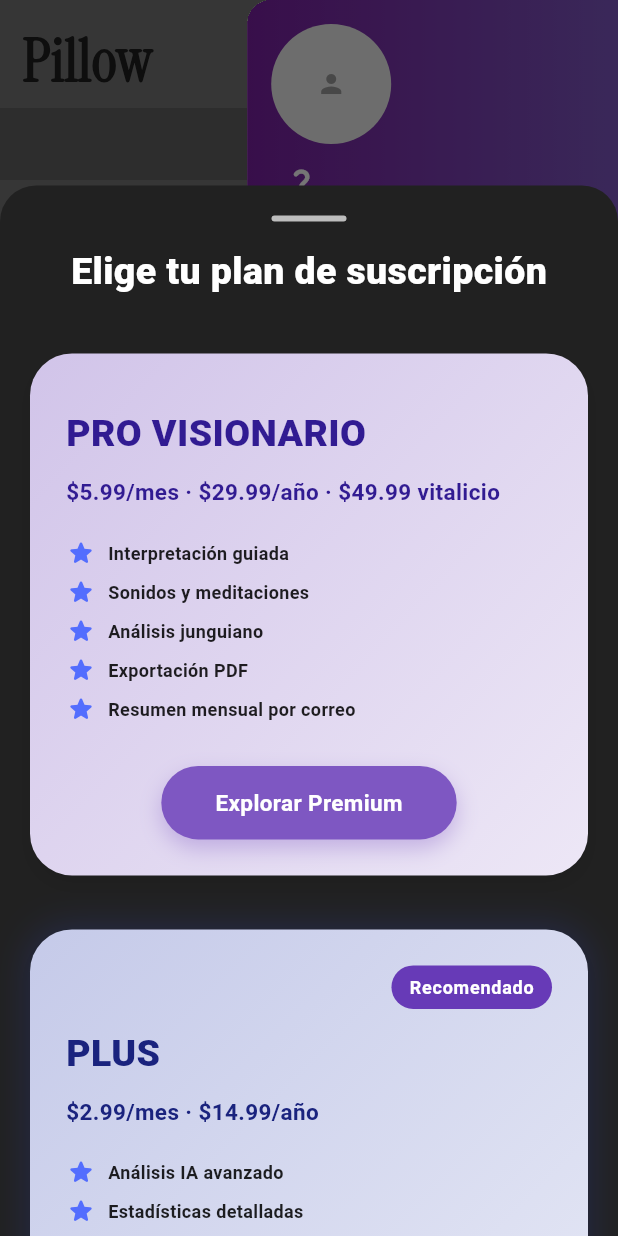
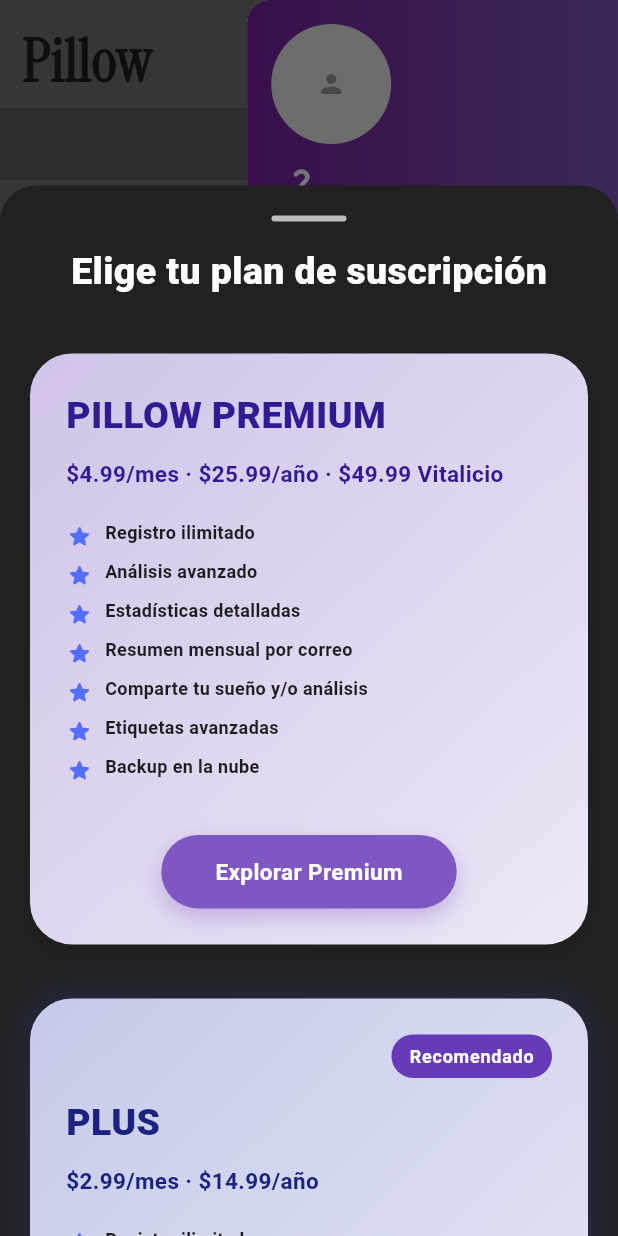
Before and after one commit to Whadyjm/reverie, a Flutter app: the MyHomePage screen opened directly, after a tap on the "person" icon, after a tap on "Premium", on a phone screen of 412 x 824 dp. Run offline on Flutter 3.47's test engine with Material 3 defaults, Android fonts, the phone set to English and light mode, and no system bars; our stand-ins replace animate_do, blur, cloud_firestore, custom_rating_bar, easy_date_timeline, firebase_auth and 7 more; accounts and stored records are empty.

Commit message:
mejoras de UI y actualizacion de premium

```diff
--- a/lib/screens/home_screen.dart
+++ b/lib/screens/home_screen.dart
@@ -753,7 +753,7 @@ class _MyHomePageState extends State<MyHomePage> {
                       const SizedBox(height: 12),
                       GestureDetector(
                         onTap: () async {
-                          setState(() {
+                          /*setState(() {
                             analysisStyle = 'cientifico';
                             analysisStyleProvider.analysisStyle = 'cientifico';
                           });
@@ -764,9 +764,12 @@ class _MyHomePageState extends State<MyHomePage> {
                               .update({'analysisStyle': 'cientifico'});
 
                           final prefs = await SharedPreferences.getInstance();
-                          await prefs.setString('analysisStyle', 'cientifico');
-                        },
-                        child: Card(
+                          await prefs.setString('analysisStyle', 'cientifico')*/
+                          SubscriptionBottomSheet.show(context);
+                        },
+                        child: Stack(
+                          children:[
+                            Card(
                             color:
                             analysisStyleProvider.analysisStyle ==
                                 'cientifico'
@@ -805,6 +808,20 @@ class _MyHomePageState extends State<MyHomePage> {
                                 ],
                               ),
                             ),
+                          ),
+                            Align(
+                              alignment: Alignment.topRight,
+                              child: Container(
+                                height: 30,
+                                width: 50,
+                                decoration: BoxDecoration(
+                                    borderRadius: BorderRadius.circular(10),
+                                    color: Colors.deepPurple.shade700
+                                ),
+                                child: Center(child: Text('Plus', style: RobotoTextStyle.smallTextStyle(Colors.white),)),
+                              ),
+                            )
+                          ],
                         ),
                       ),
 
@@ -1927,15 +1944,13 @@ void _logout(BuildContext context) {
               children: [
                 Text(
                   'Cerrar sesión',
-                  style: Theme.of(
-                    context,
-                  ).textTheme.titleLarge?.copyWith(fontWeight: FontWeight.bold),
+                  style: RobotoTextStyle.titleStyle(Colors.grey.shade800)
                 ),
                 const SizedBox(height: 12),
                 Text(
                   '¿Estás seguro de que quieres cerrar tu sesión?',
                   textAlign: TextAlign.center,
-                  style: Theme.of(context).textTheme.bodyMedium,
+                  style: RobotoTextStyle.smallTextStyle(Colors.grey.shade700)
                 ),
                 const SizedBox(height: 24),
                 Row(
@@ -1955,7 +1970,7 @@ void _logout(BuildContext context) {
                         onPressed: () => Navigator.pop(ctx),
                         child: Text(
                           'Cancelar',
-                          style: Theme.of(context).textTheme.bodyLarge,
+                          style: RobotoTextStyle.smallTextStyle(Colors.grey.shade700)
                         ),
                       ),
                     ),
@@ -1982,17 +1997,17 @@ void _logout(BuildContext context) {
                             (route) => false,
                           );
                         },
-                        child: const Text(
+                        child: Text(
                           'Salir',
-                          style: TextStyle(fontWeight: FontWeight.bold),
-                        ),
-                      ),
-                    ),
-                  ],
-                ),
-              ],
-            ),
-          ),
-        ),
-  );
-}
+                          style: RobotoTextStyle.smallTextStyle(Colors.white)
+                        ),
+                      ),
+                    ),
+                  ],
+                ),
+              ],
+            ),
+          ),
+        ),
+  );
+}
--- a/lib/widgets/dialogs/pricing_dialog.dart
+++ b/lib/widgets/dialogs/pricing_dialog.dart
@@ -1,6 +1,4 @@
 import 'package:flutter/material.dart';
-
-import '../../style/gradients.dart';
 import '../../style/text_style.dart';
 
 class SubscriptionBottomSheet {
@@ -49,18 +47,20 @@ class _BottomSheetContent extends StatelessWidget {
               const SizedBox(height: 24),
               _buildPlanCard(
                 context,
-                title: "Pro Visionario",
-                price: "\$5.99/mes · \$29.99/año · \$49.99 vitalicio",
+                title: "Pillow Premium",
+                price: "\$4.99/mes · \$25.99/año · \$49.99 Vitalicio",
                 gradientColors: [Colors.deepPurple.shade100, Colors.deepPurple.shade50],
                 textColor: Colors.deepPurple.shade900,
                 buttonColor: Colors.deepPurple.shade400,
                 buttonText: "Explorar Premium",
                 features: const [
-                  "Interpretación guiada",
-                  "Sonidos y meditaciones",
-                  "Análisis junguiano",
-                  "Exportación PDF",
+                  "Registro ilimitado",
+                  "Análisis avanzado",
+                  "Estadísticas detalladas",
                   "Resumen mensual por correo",
+                  "Comparte tu sueño y/o análisis",
+                  "Etiquetas avanzadas",
+                  "Backup en la nube",
                 ],
               ),
               const SizedBox(height: 24),
@@ -73,11 +73,11 @@ class _BottomSheetContent extends StatelessWidget {
                 buttonColor: Colors.indigo.shade700,
                 buttonText: "Prueba 7 días",
                 features: const [
-                  "Análisis IA avanzado",
+                  "Registro ilimitado",
+                  "Análisis avanzado",
                   "Estadísticas detalladas",
+                  "Etiquetas simples",
                   "Backup en la nube",
-                  "Personalización visual",
-                  "Diario guiado",
                 ],
                 isRecommended: true,
               ),
@@ -92,10 +92,9 @@ class _BottomSheetContent extends StatelessWidget {
                 buttonText: "Comenzar",
                 features: const [
                   "Registro ilimitado",
-                  "Análisis IA básico",
-                  "Estadísticas semanales",
+                  "Análisis básico",
+                  "Estadísticas mensuales",
                   "Etiquetas simples",
-                  "Sincronización local",
                 ],
               ),
               const SizedBox(height: 24),
@@ -163,7 +162,8 @@ class _BottomSheetContent extends StatelessWidget {
                   Align(
                     alignment: Alignment.topRight,
                     child: Container(
-                      padding: const EdgeInsets.symmetric(horizontal: 12, vertical: 6),
+                      padding: const EdgeInsets.symmetric(
+                          horizontal: 12, vertical: 6),
                       decoration: BoxDecoration(
                         color: Colors.deepPurple,
                         borderRadius: BorderRadius.circular(16),
@@ -179,7 +179,7 @@ class _BottomSheetContent extends StatelessWidget {
                       ),
                     ),
                   ),
-                const SizedBox(height: 12),
+                SizedBox(height: isRecommended ? 12 : 0),
                 Text(
                   title.toUpperCase(),
                   style: RobotoTextStyle.titleStyle(textColor),
@@ -190,15 +190,7 @@ class _BottomSheetContent extends StatelessWidget {
                   style: RobotoTextStyle.subtitleStyle(textColor),
                 ),
                 const SizedBox(height: 20),
-                _feature(features[0]),
-                const SizedBox(height: 6),
-                _feature(features[1]),
-                const SizedBox(height: 6),
-                _feature(features[2]),
-                const SizedBox(height: 6),
-                _feature(features[3]),
-                const SizedBox(height: 6),
-                _feature(features[4]),
+                ..._buildFeatureList(features),
                 const SizedBox(height: 28),
                 Center(
                   child: GestureDetector(
@@ -210,7 +202,8 @@ class _BottomSheetContent extends StatelessWidget {
                     },
                     child: AnimatedContainer(
                       duration: const Duration(milliseconds: 300),
-                      padding: const EdgeInsets.symmetric(horizontal: 36, vertical: 14),
+                      padding: const EdgeInsets.symmetric(
+                          horizontal: 36, vertical: 14),
                       decoration: BoxDecoration(
                         color: buttonColor,
                         borderRadius: BorderRadius.circular(32),
@@ -237,10 +230,23 @@ class _BottomSheetContent extends StatelessWidget {
     );
   }
 
+  List<Widget> _buildFeatureList(List<String> features) {
+    return features
+        .map((feature) => Padding(
+      padding: const EdgeInsets.only(bottom: 6),
+      child: _feature(feature),
+    ))
+        .toList();
+  }
+
   Widget _feature(String text) {
     return Row(
+      crossAxisAlignment: CrossAxisAlignment.start,
       children: [
-        const Icon(Icons.star_rounded, size: 20, color: Colors.indigoAccent),
+        const Padding(
+          padding: EdgeInsets.only(top: 2),
+          child: Icon(Icons.star_rounded, size: 18, color: Colors.indigoAccent),
+        ),
         const SizedBox(width: 8),
         Expanded(
           child: Text(
@@ -251,8 +257,4 @@ class _BottomSheetContent extends StatelessWidget {
       ],
     );
   }
-
-
-
-  Widget icon() => const Icon(Icons.check_circle, size: 18, color: Colors.green);
 }
```
Also changed, not shown: lib/widgets/select_analysis_style.dart (+16 -2 lines). Lines whose indentation alone changed are shown as unchanged.
